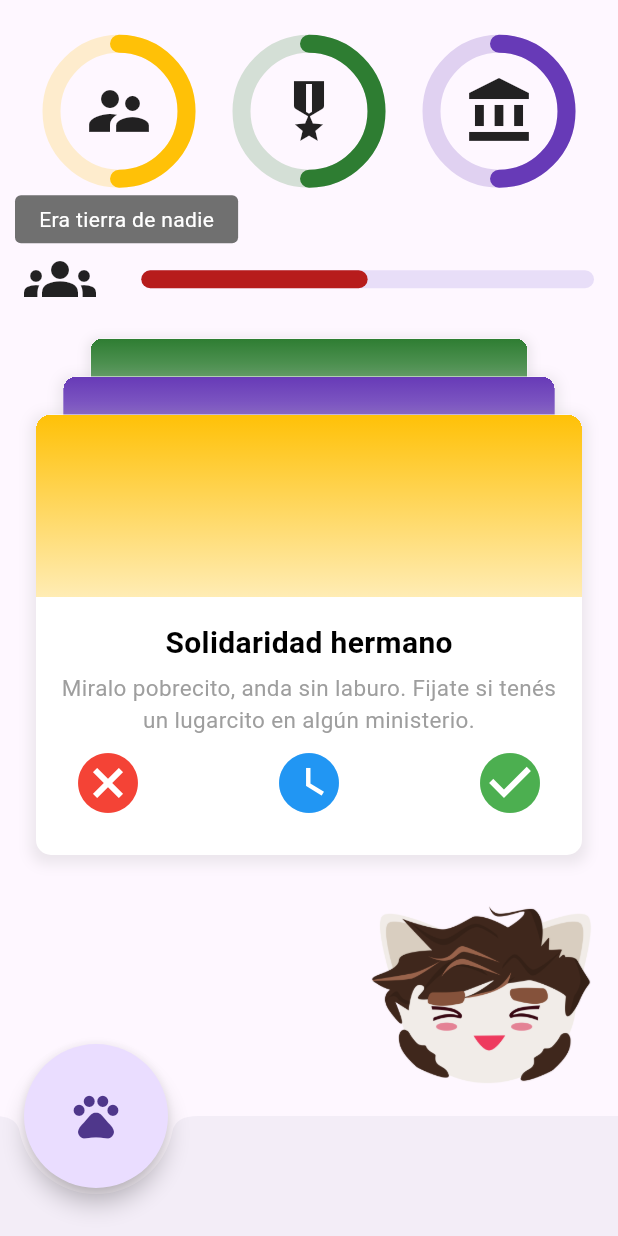
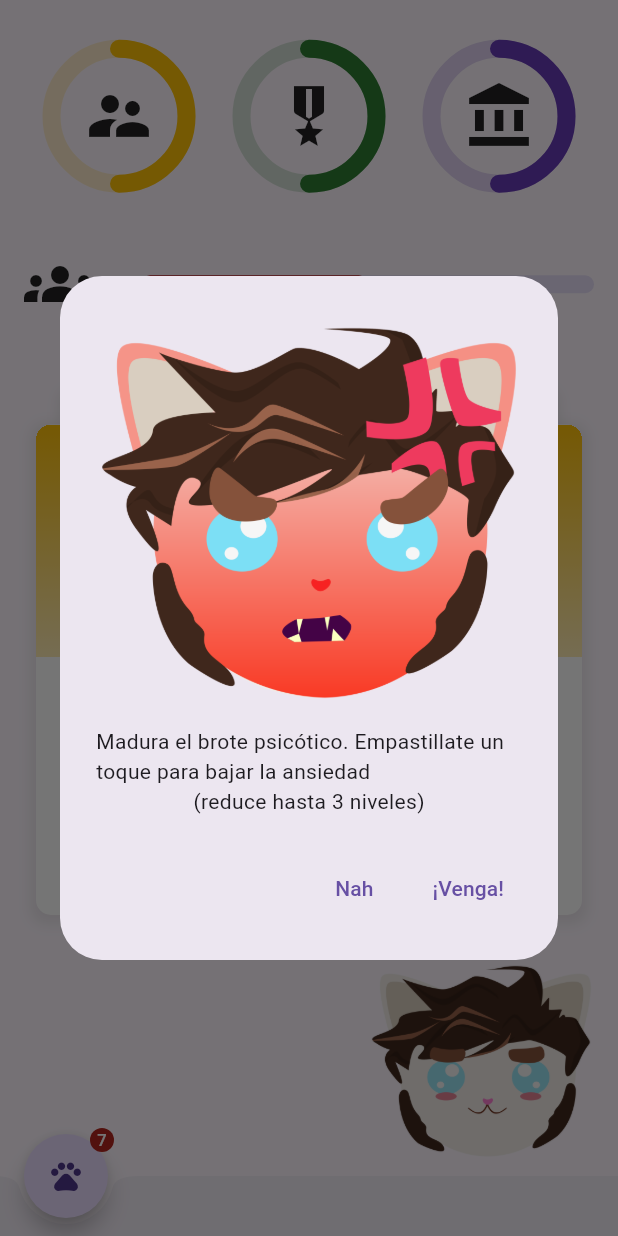
Before and after one commit to renecura/gatito-mimoso, a Flutter app: the screen it shows after launch, after a tap on the "pets" icon, on a phone screen of 412 x 824 dp. Run offline on Flutter 3.47's test engine with Material 3 defaults, Android fonts, the phone set to English and light mode, and no system bars; drawn by our look-alikes of flutter_card_swiper; our stand-ins replace flutter_riverpod.

Commit message:
Clona con popup y confirmacion

```diff
--- /dev/null
+++ b/lib/dialogs/clona_dialog.dart
@@ -0,0 +1,36 @@
+import 'package:flutter/material.dart';
+
+class ClonaDialog extends StatelessWidget {
+  final VoidCallback accion;
+
+  const ClonaDialog({super.key, required this.accion});
+
+  @override
+  Widget build(BuildContext context) {
+    return AlertDialog(
+      elevation: 24,
+      content: Column(
+        mainAxisSize: MainAxisSize.min,
+        children: [
+          Image.asset('assets/images/gatito/gatito06.png'),
+          const Text(
+              "Madura el brote psicótico. Empastillate un toque para bajar la ansiedad"),
+          const Text("(reduce hasta 3 niveles)"),
+        ],
+      ),
+      actions: [
+        TextButton(
+          child: const Text("Nah"),
+          onPressed: () => Navigator.pop(context, 'Cancel'),
+        ),
+        TextButton(
+          child: const Text("¡Venga!"),
+          onPressed: () {
+            accion();
+            Navigator.pop(context, 'OK');
+          },
+        ),
+      ],
+    );
+  }
+}
--- a/lib/game.dart
+++ b/lib/game.dart
@@ -6,6 +6,7 @@ import 'package:gatito_mimoso/termometros/gentebar.dart';
 
 import 'card.dart';
 import 'constants.dart';
+import 'dialogs/clona_dialog.dart';
 import 'game_state.dart';
 import 'models/card_model.dart';
 import 'termometros/patronbar.dart';
@@ -36,6 +37,11 @@ class Game extends ConsumerWidget {
     }
 
     ref.read(ansiedadProvider.notifier).state += delta;
+  }
+
+  meterseClona(WidgetRef ref) {
+    modificarAnsiedad(-3, ref);
+    ref.read(clonasProvider.notifier).state--;
   }
 
   AccionCarta swipeToAction(CardSwiperDirection direction) {
@@ -172,18 +178,25 @@ class Game extends ConsumerWidget {
           ],
         ),
       ),
-      bottomNavigationBar: BottomAppBar(
-        shape: const CircularNotchedRectangle(),
-        child: Container(height: 50.0),
+      bottomNavigationBar: const BottomAppBar(
+        shape: CircularNotchedRectangle(),
+        height: 40,
       ),
-      floatingActionButton: FloatingActionButton.large(
-        shape: const CircleBorder(),
-        onPressed: () {
-          debugPrint("Miau!");
-          modificarAnsiedad(-3, ref);
-        },
-        tooltip: '¡Power ups!',
-        child: const Icon(Icons.pets),
+      floatingActionButton: Badge.count(
+        count: ref.watch(clonasProvider),
+        child: FloatingActionButton(
+          shape: const CircleBorder(),
+          onPressed: ref.watch(clonasProvider) <= 0
+              ? null
+              : () => showDialog(
+                    context: context,
+                    barrierDismissible: false,
+                    builder: (_) =>
+                        ClonaDialog(accion: () => meterseClona(ref)),
+                  ),
+          tooltip: '¡Power ups!',
+          child: const Icon(Icons.pets),
+        ),
       ),
       floatingActionButtonLocation: FloatingActionButtonLocation.startDocked,
     );
--- a/lib/game_state.dart
+++ b/lib/game_state.dart
@@ -9,6 +9,7 @@ final valorProviders = {
 };
 
 final ansiedadProvider = StateProvider<int>((ref) => 2);
+final clonasProvider = StateProvider<int>((ref) => 7);
 
 final deckProvider =
     StateProvider<List<String>>((ref) => ['C001', 'E001', 'F001', 'G001']);
```
